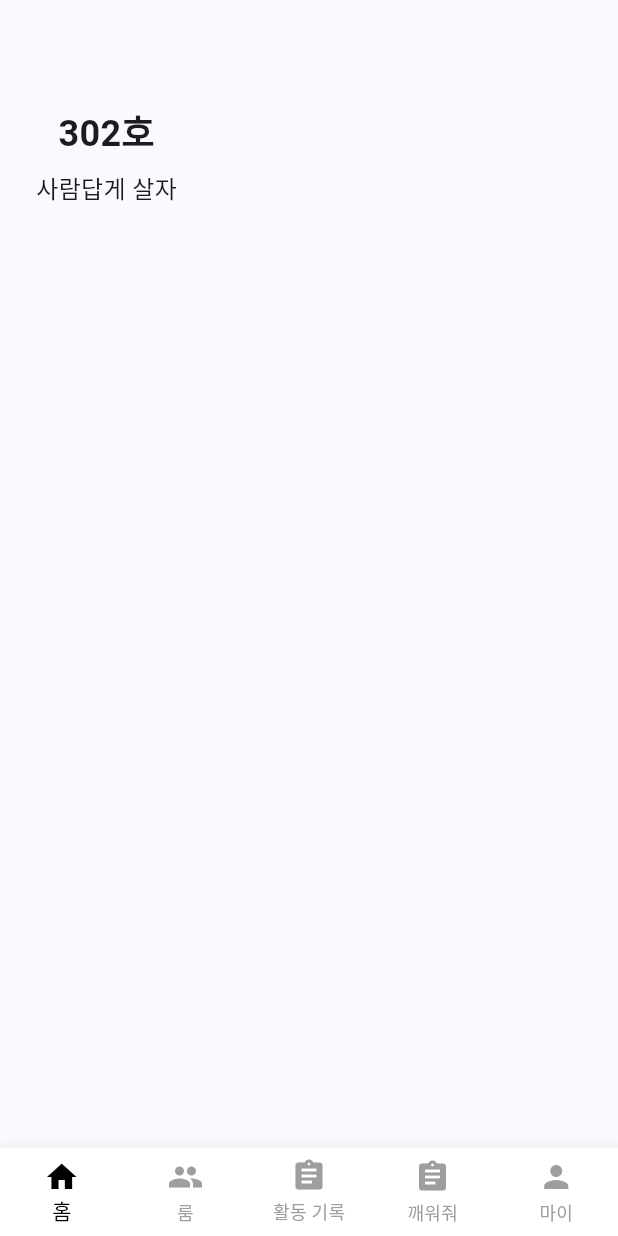
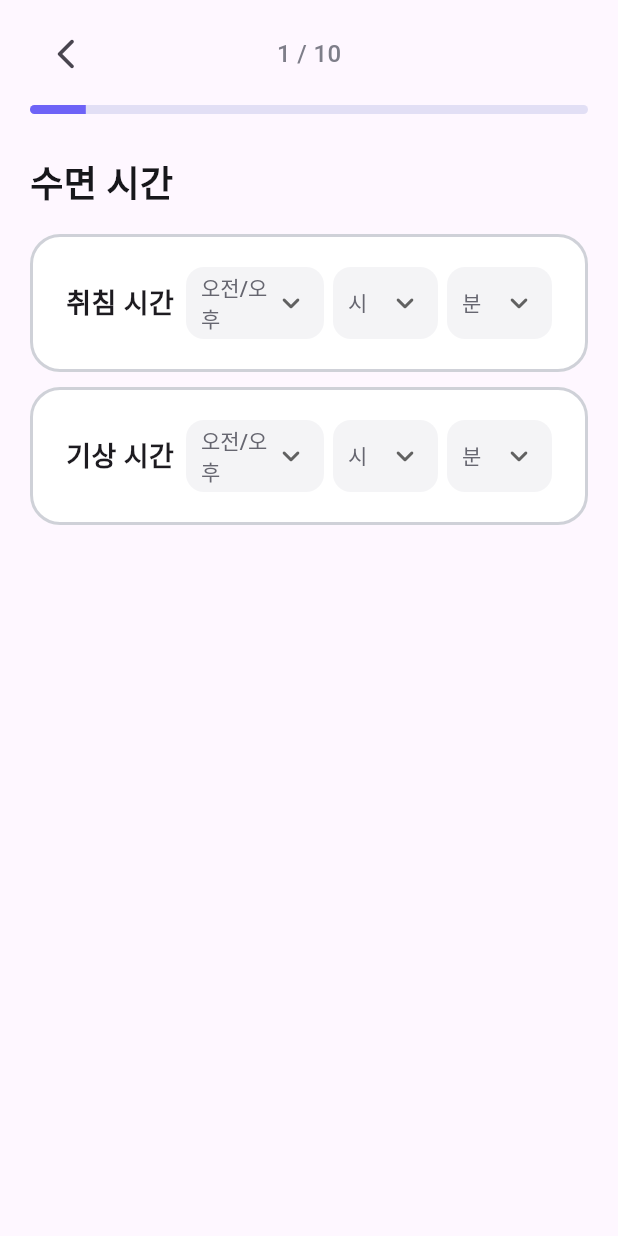
Before and after one commit to MunHayung86/roommate, a Flutter app: the JoinRoomPage screen opened by its route, after a tap on "참여하기", on a phone screen of 412 x 824 dp. Run offline on Flutter 3.47's test engine with Material 3 defaults, Android fonts, the light colour scheme and no system bars; our stand-ins replace firebase_auth, firebase_core, google_sign_in, share_plus; accounts and stored records are empty.

Commit message:
Integrate reusable survey widgets and route room join to survey

```diff
--- a/lib/features/room/join_room_page.dart
+++ b/lib/features/room/join_room_page.dart
@@ -43,7 +43,7 @@ class _JoinRoomPageState extends State<JoinRoomPage> {
                 width: double.infinity,
                 child: ElevatedButton(
                   onPressed: () {
-                    Navigator.pushNamed(context, '/home');
+                    Navigator.pushReplacementNamed(context, '/survey');
                   },
                   child: Text('참여하기', style: TextStyle(fontSize: 16,))
                 ),
--- /dev/null
+++ b/lib/features/survey/data/lifestyle_questions.dart
@@ -0,0 +1,54 @@
+import '../models/survey_question.dart';
+
+const List<SurveyQuestion> kLifestyleQuestions = <SurveyQuestion>[
+  SurveyQuestion(
+    id: 'sleep_time',
+    title: '수면 시간',
+    requiresTimeInput: true,
+  ),
+  SurveyQuestion(
+    id: 'food_in_room',
+    title: '방 안에서 음식은?',
+    options: <String>['식사 가능', '간식만 가능', '냄새 강한 음식은 불가', '방 안 음식 자체 불호'],
+  ),
+  SurveyQuestion(
+    id: 'phone_call_in_room',
+    title: '방 안에서 통화는?',
+    options: <String>['자유롭게 가능', '이어폰 사용 시 가능', '5분 이내 통화 가능', '방 안 통화 불가'],
+  ),
+  SurveyQuestion(
+    id: 'vacuum_frequency',
+    title: '청소기 사용은 어느 정도가 적당하다고 생각하나요?',
+    options: <String>['주 2회', '주 1회', '격주 1회', '더러워질 때'],
+  ),
+  SurveyQuestion(
+    id: 'ventilation_frequency',
+    title: '환기는 얼마나 자주 하는 게 좋나요?',
+    options: <String>['매일', '이틀에 한 번', '주 1~2회', '필요할 때만'],
+  ),
+  SurveyQuestion(
+    id: 'alarm_style',
+    title: '알람 설정 스타일은?',
+    options: <String>['2~3회 이내로만 울렸으면 좋겠다', '여러 번 울려도 괜찮다', '진동 위주가 좋다', '알람 사용 금지'],
+  ),
+  SurveyQuestion(
+    id: 'keyboard_sound',
+    title: '방 안에서 타자(키보드 소리)는?',
+    options: <String>['자유롭게 가능', '조용한 키보드만 가능', '밤 시간대 제한 필요', '가급적 자제'],
+  ),
+  SurveyQuestion(
+    id: 'stand_light_after_quiet',
+    title: '침묵 시간 이후 스탠드 조명 사용은?',
+    options: <String>['제한 없이 사용 가능', '사용 금지', '낮은 밝기로만 사용 가능'],
+  ),
+  SurveyQuestion(
+    id: 'return_home_style',
+    title: '귀가 스타일은?',
+    options: <String>['밤 10시 이전 귀가', '12시 전후', '새벽 1~2시 귀가 잦음', '일정이 불규칙함'],
+  ),
+  SurveyQuestion(
+    id: 'scent_sensitivity',
+    title: '향/냄새에 대한 민감도는?',
+    options: <String>['향수/디퓨저 불호', '강한 향만 불호', '상관 없음', '오히려 향 나는 걸 좋아함'],
+  ),
+];
--- /dev/null
+++ b/lib/features/survey/models/survey_question.dart
@@ -0,0 +1,13 @@
+class SurveyQuestion {
+  const SurveyQuestion({
+    required this.id,
+    required this.title,
+    this.options = const <String>[],
+    this.requiresTimeInput = false,
+  });
+
+  final String id;
+  final String title;
+  final List<String> options;
+  final bool requiresTimeInput;
+}
--- /dev/null
+++ b/lib/features/survey/pages/lifestyle_survey_page.dart
@@ -0,0 +1,268 @@
+import 'package:flutter/material.dart';
+
+import '../models/survey_question.dart';
+import '../widgets/simple_time_select_card.dart';
+import '../widgets/survey_option_button.dart';
+import '../widgets/survey_progress_header.dart';
+
+class LifestyleSurveyPage extends StatefulWidget {
+  const LifestyleSurveyPage({
+    super.key,
+    required this.questions,
+    this.onCompleted,
+  });
+
+  final List<SurveyQuestion> questions;
+  final ValueChanged<Map<String, String>>? onCompleted;
+
+  @override
+  State<LifestyleSurveyPage> createState() => _LifestyleSurveyPageState();
+}
+
+class _LifestyleSurveyPageState extends State<LifestyleSurveyPage> {
+  static const List<int> _hours = <int>[1, 2, 3, 4, 5, 6, 7, 8, 9, 10, 11, 12];
+  static const List<int> _minutes = <int>[0, 10, 20, 30, 40, 50];
+  static const List<String> _periods = <String>['오전', '오후'];
+
+  int _currentIndex = 0;
+  final Map<String, String> _answers = <String, String>{};
+  TimeOfDay? _bedTime;
+  TimeOfDay? _wakeTime;
+
+  int _displayHour(TimeOfDay time) {
+    final int hour = time.hour % 12;
+    return hour == 0 ? 12 : hour;
+  }
+
+  String _periodLabel(TimeOfDay time) {
+    return time.hour < 12 ? '오전' : '오후';
+  }
+
+  int _to24Hour({required int displayHour, required String period}) {
+    final int normalizedHour = displayHour % 12;
+    return period == '오전' ? normalizedHour : normalizedHour + 12;
+  }
+
+  SurveyQuestion get _currentQuestion => widget.questions[_currentIndex];
+
+  Future<void> _tryCompleteSleepQuestion() async {
+    if (_bedTime == null || _wakeTime == null) {
+      return;
+    }
+
+    _answers[_currentQuestion.id] = '취침 ${_formatTime(_bedTime!)} / 기상 ${_formatTime(_wakeTime!)}';
+    await Future<void>.delayed(const Duration(milliseconds: 150));
+    _goToNextQuestion();
+  }
+
+  Future<void> _updateBedPeriod(String period) async {
+    final TimeOfDay current = _bedTime ?? const TimeOfDay(hour: 23, minute: 0);
+    setState(() {
+      _bedTime = TimeOfDay(
+        hour: _to24Hour(displayHour: _displayHour(current), period: period),
+        minute: current.minute,
+      );
+    });
+    await _tryCompleteSleepQuestion();
+  }
+
+  Future<void> _updateBedHour(int hour) async {
+    final TimeOfDay current = _bedTime ?? const TimeOfDay(hour: 23, minute: 0);
+    setState(() {
+      _bedTime = TimeOfDay(
+        hour: _to24Hour(displayHour: hour, period: _periodLabel(current)),
+        minute: current.minute,
+      );
+    });
+    await _tryCompleteSleepQuestion();
+  }
+
+  Future<void> _updateBedMinute(int minute) async {
+    final TimeOfDay current = _bedTime ?? const TimeOfDay(hour: 23, minute: 0);
+    setState(() {
+      _bedTime = TimeOfDay(hour: current.hour, minute: minute);
+    });
+    await _tryCompleteSleepQuestion();
+  }
+
+  Future<void> _updateWakePeriod(String period) async {
+    final TimeOfDay current = _wakeTime ?? const TimeOfDay(hour: 7, minute: 0);
+    setState(() {
+      _wakeTime = TimeOfDay(
+        hour: _to24Hour(displayHour: _displayHour(current), period: period),
+        minute: current.minute,
+      );
+    });
+    await _tryCompleteSleepQuestion();
+  }
+
+  Future<void> _updateWakeHour(int hour) async {
+    final TimeOfDay current = _wakeTime ?? const TimeOfDay(hour: 7, minute: 0);
+    setState(() {
+      _wakeTime = TimeOfDay(
+        hour: _to24Hour(displayHour: hour, period: _periodLabel(current)),
+        minute: current.minute,
+      );
+    });
+    await _tryCompleteSleepQuestion();
+  }
+
+  Future<void> _updateWakeMinute(int minute) async {
+    final TimeOfDay current = _wakeTime ?? const TimeOfDay(hour: 7, minute: 0);
+    setState(() {
+      _wakeTime = TimeOfDay(hour: current.hour, minute: minute);
+    });
+    await _tryCompleteSleepQuestion();
+  }
+
+  void _onOptionSelected(String option) {
+    _answers[_currentQuestion.id] = option;
+    _goToNextQuestion();
+  }
+
+  void _goToPreviousQuestion() {
+    if (_currentIndex == 0) {
+      return;
+    }
+
+    setState(() {
+      _currentIndex -= 1;
+    });
+  }
+
+  void _goToNextQuestion() {
+    if (_currentIndex >= widget.questions.length - 1) {
+      widget.onCompleted?.call(Map<String, String>.from(_answers));
+      setState(() {
+        _currentIndex = widget.questions.length;
+      });
+      return;
+    }
+
+    setState(() {
+      _currentIndex += 1;
+    });
+  }
+
+  String _formatTime(TimeOfDay time) {
+    final String hour = _displayHour(time).toString().padLeft(2, '0');
+    final String minute = time.minute.toString().padLeft(2, '0');
+    return '${_periodLabel(time)} $hour:$minute';
+  }
+
+  @override
+  Widget build(BuildContext context) {
+    final bool isComplete = _currentIndex >= widget.questions.length;
+
+    return Scaffold(
+      body: SafeArea(
+        child: isComplete ? _buildCompleteView() : _buildSurveyView(),
+      ),
+    );
+  }
+
+  Widget _buildSurveyView() {
+    return Padding(
+      padding: const EdgeInsets.symmetric(horizontal: 20, vertical: 12),
+      child: Column(
+        crossAxisAlignment: CrossAxisAlignment.start,
+        children: <Widget>[
+          SurveyProgressHeader(
+            currentIndex: _currentIndex,
+            totalCount: widget.questions.length,
+            onBack: _goToPreviousQuestion,
+          ),
+          const SizedBox(height: 28),
+          SizedBox(
+            width: double.infinity,
+            child: FittedBox(
+              fit: BoxFit.scaleDown,
+              alignment: Alignment.centerLeft,
+              child: Text(
+                _currentQuestion.title,
+                maxLines: 1,
+                style: const TextStyle(
+                  fontSize: 24,
+                  fontWeight: FontWeight.w700,
+                  color: Color(0xFF17171B),
+                ),
+              ),
+            ),
+          ),
+          const SizedBox(height: 16),
+          Expanded(
+            child: _currentQuestion.requiresTimeInput
+                ? _buildSleepTimeInput()
+                : ListView.separated(
+                    itemCount: _currentQuestion.options.length,
+                    itemBuilder: (BuildContext context, int index) {
+                      final String option = _currentQuestion.options[index];
+                      return SurveyOptionButton(
+                        label: option,
+                        onTap: () => _onOptionSelected(option),
+                      );
+                    },
+                    separatorBuilder: (BuildContext context, int index) => const SizedBox(height: 10),
+                  ),
+          ),
+        ],
+      ),
+    );
+  }
+
+  Widget _buildSleepTimeInput() {
+    return Column(
+      children: <Widget>[
+        SimpleTimeSelectCard(
+          title: '취침 시간',
+          selectedHour: _bedTime == null ? null : _displayHour(_bedTime!),
+          selectedPeriod: _bedTime == null ? null : _periodLabel(_bedTime!),
+          periods: _periods,
+          selectedMinute: _bedTime?.minute,
+          hours: _hours,
+          minutes: _minutes,
+          onPeriodChanged: _updateBedPeriod,
+          onHourChanged: _updateBedHour,
+          onMinuteChanged: _updateBedMinute,
+        ),
+        const SizedBox(height: 10),
+        SimpleTimeSelectCard(
+          title: '기상 시간',
+          selectedHour: _wakeTime == null ? null : _displayHour(_wakeTime!),
+          selectedPeriod: _wakeTime == null ? null : _periodLabel(_wakeTime!),
+          periods: _periods,
+          selectedMinute: _wakeTime?.minute,
+          hours: _hours,
+          minutes: _minutes,
+          onPeriodChanged: _updateWakePeriod,
+          onHourChanged: _updateWakeHour,
+          onMinuteChanged: _updateWakeMinute,
+        ),
+      ],
+    );
+  }
+
+  Widget _buildCompleteView() {
+    return Padding(
+      padding: const EdgeInsets.symmetric(horizontal: 24),
+      child: Center(
+        child: Column(
+          mainAxisSize: MainAxisSize.min,
+          children: <Widget>[
+            const Icon(Icons.check_circle_rounded, color: Color(0xFF6E63F7), size: 66),
+            const SizedBox(height: 16),
+            const Text(
+              '설문이 완료되었어요',
+              style: TextStyle(fontSize: 24, fontWeight: FontWeight.w700),
+            ),
+            const SizedBox(height: 8),
+            Text(
+              '총 ${_answers.length}개 응답 저장',
+              style: const TextStyle(fontSize: 16, color: Color(0xFF666670)),
+            ),
+          ],
+        ),
+      ),
+    );
+  }
+}
--- a/lib/features/survey/survey_page.dart
+++ b/lib/features/survey/survey_page.dart
@@ -1,23 +1,15 @@
 import 'package:flutter/material.dart';
 
-class SurveyPage extends StatefulWidget {
+import 'data/lifestyle_questions.dart';
+import 'pages/lifestyle_survey_page.dart';
+
+class SurveyPage extends StatelessWidget {
   const SurveyPage({super.key});
 
   @override
-  State<SurveyPage> createState() => _SurveyPageState();
-}
-
-class _SurveyPageState extends State<SurveyPage> {
-  @override
   Widget build(BuildContext context) {
-    return Scaffold(
-      backgroundColor: Colors.white,
-      body: SingleChildScrollView(
-        child: Padding(
-          padding: const EdgeInsets.symmetric(horizontal: 24),
-          child: Text('survey'),
-        ),
-      ),
+    return const LifestyleSurveyPage(
+      questions: kLifestyleQuestions,
     );
   }
 }
--- /dev/null
+++ b/lib/features/survey/widgets/simple_dropdown.dart
@@ -0,0 +1,65 @@
+import 'package:flutter/material.dart';
+
+class SimpleDropdown<T> extends StatelessWidget {
+  const SimpleDropdown({
+    super.key,
+    required this.value,
+    required this.hint,
+    required this.items,
+    required this.labelBuilder,
+    required this.onChanged,
+    required this.width,
+  });
+
+  final T? value;
+  final String hint;
+  final List<T> items;
+  final String Function(T item) labelBuilder;
+  final ValueChanged<T> onChanged;
+  final double width;
+
+  @override
+  Widget build(BuildContext context) {
+    return Container(
+      width: width,
+      padding: const EdgeInsets.symmetric(horizontal: 10),
+      decoration: BoxDecoration(
+        color: const Color(0xFFF4F4F6),
+        borderRadius: BorderRadius.circular(12),
+      ),
+      child: DropdownButtonHideUnderline(
+        child: DropdownButton<T>(
+          isExpanded: true,
+          value: value,
+          hint: Text(
+            hint,
+            style: const TextStyle(
+              fontSize: 14,
+              fontWeight: FontWeight.w500,
+              color: Color(0xFF666670),
+            ),
+          ),
+          icon: const Icon(Icons.expand_more_rounded),
+          style: const TextStyle(
+            fontSize: 14,
+            fontWeight: FontWeight.w600,
+            color: Color(0xFF17171B),
+          ),
+          items: items
+              .map(
+                (T item) => DropdownMenuItem<T>(
+                  value: item,
+                  child: Text(labelBuilder(item)),
+                ),
+              )
+              .toList(),
+          onChanged: (T? selected) {
+            if (selected != null) {
+              onChanged(selected);
+            }
+          },
+        ),
+      ),
+    );
+  }
+}
--- /dev/null
+++ b/lib/features/survey/widgets/simple_time_select_card.dart
@@ -0,0 +1,84 @@
+import 'package:flutter/material.dart';
+
+import 'simple_dropdown.dart';
+
+class SimpleTimeSelectCard extends StatelessWidget {
+  const SimpleTimeSelectCard({
+    super.key,
+    required this.title,
+    required this.selectedPeriod,
+    required this.selectedHour,
+    required this.selectedMinute,
+    required this.periods,
+    required this.hours,
+    required this.minutes,
+    required this.onPeriodChanged,
+    required this.onHourChanged,
+    required this.onMinuteChanged,
+  });
+
+  final String title;
+  final String? selectedPeriod;
+  final int? selectedHour;
+  final int? selectedMinute;
+  final List<String> periods;
+  final List<int> hours;
+  final List<int> minutes;
+  final ValueChanged<String> onPeriodChanged;
+  final ValueChanged<int> onHourChanged;
+  final ValueChanged<int> onMinuteChanged;
+
+  @override
+  Widget build(BuildContext context) {
+    return Material(
+      color: Colors.white,
+      borderRadius: BorderRadius.circular(20),
+      child: Container(
+        width: double.infinity,
+        padding: const EdgeInsets.symmetric(horizontal: 22, vertical: 20),
+        decoration: BoxDecoration(
+          borderRadius: BorderRadius.circular(20),
+          border: Border.all(color: const Color(0xFFCFD1D8), width: 2),
+        ),
+        child: Row(
+          children: <Widget>[
+            Text(
+              title,
+              style: const TextStyle(
+                fontSize: 18,
+                fontWeight: FontWeight.w600,
+              ),
+            ),
+            const Spacer(),
+            SimpleDropdown<String>(
+              value: selectedPeriod,
+              hint: '오전/오후',
+              items: periods,
+              labelBuilder: (String item) => item,
+              onChanged: onPeriodChanged,
+              width: 92,
+            ),
+            const SizedBox(width: 6),
+            SimpleDropdown<int>(
+              value: selectedHour,
+              hint: '시',
+              items: hours,
+              labelBuilder: (int item) => item.toString().padLeft(2, '0'),
+              onChanged: onHourChanged,
+              width: 70,
+            ),
+            const SizedBox(width: 6),
+            SimpleDropdown<int>(
+              value: selectedMinute,
+              hint: '분',
+              items: minutes,
+              labelBuilder: (int item) => item.toString().padLeft(2, '0'),
+              onChanged: onMinuteChanged,
+              width: 70,
+            ),
+          ],
+        ),
+      ),
+    );
+  }
+}
--- /dev/null
+++ b/lib/features/survey/widgets/survey_progress_header.dart
@@ -0,0 +1,56 @@
+import 'package:flutter/material.dart';
+
+class SurveyProgressHeader extends StatelessWidget {
+  const SurveyProgressHeader({
+    super.key,
+    required this.currentIndex,
+    required this.totalCount,
+    required this.onBack,
+  });
+
+  final int currentIndex;
+  final int totalCount;
+  final VoidCallback onBack;
+
+  @override
+  Widget build(BuildContext context) {
+    final double progress = (currentIndex + 1) / totalCount;
+
+    return Column(
+      children: <Widget>[
+        Row(
+          children: <Widget>[
+            IconButton(
+              onPressed: onBack,
+              icon: const Icon(Icons.arrow_back_ios_new_rounded),
+              splashRadius: 20,
+            ),
+            Expanded(
+              child: Center(
+                child: Text(
+                  '${currentIndex + 1} / $totalCount',
+                  style: const TextStyle(
+                    fontSize: 16,
+                    fontWeight: FontWeight.w500,
+                    color: Color(0xFF7E7E89),
+                  ),
+                ),
+              ),
+            ),
+            const SizedBox(width: 48),
+          ],
+        ),
+        const SizedBox(height: 10),
+        ClipRRect(
+          borderRadius: BorderRadius.circular(999),
+          child: LinearProgressIndicator(
+            value: progress,
+            minHeight: 6,
+            backgroundColor: const Color(0xFFE2DFF5),
+            valueColor: const AlwaysStoppedAnimation<Color>(Color(0xFF6E63F7)),
+          ),
+        ),
+      ],
+    );
+  }
+}
```
Also changed, not shown: lib/features/survey/widgets/survey_option_button.dart (added, +40 -0 lines).
